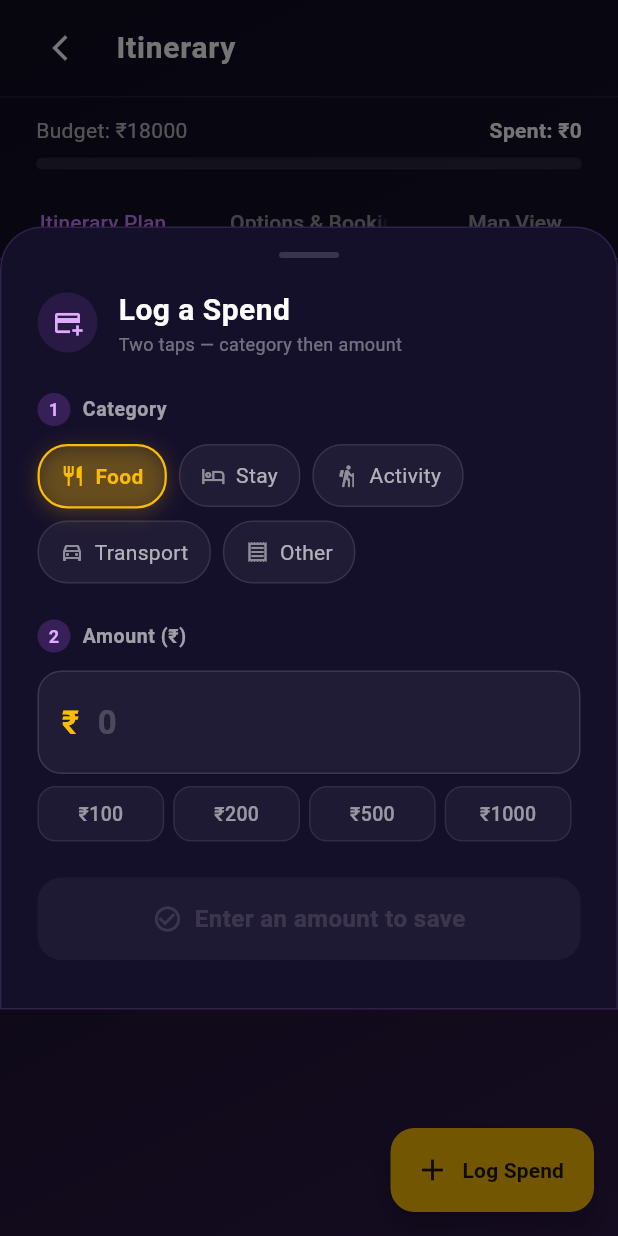
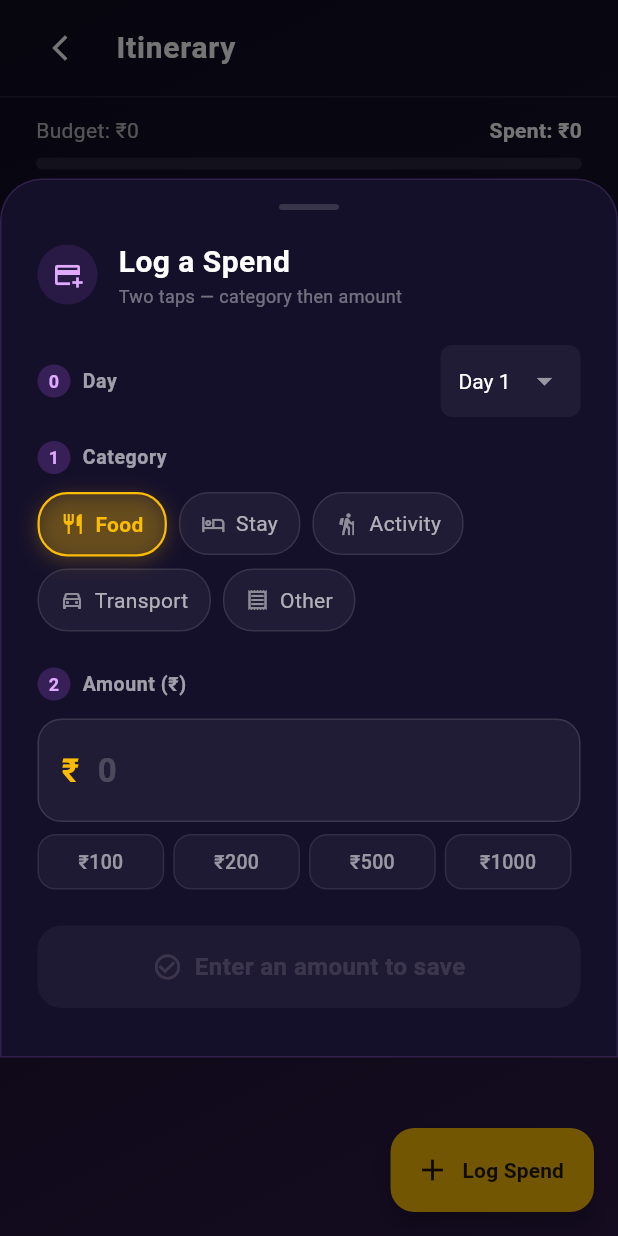
Before and after one commit to AasthaSudan/solo_step, a Flutter app: the ItineraryViewScreen screen opened directly with empty values, after a tap on "Log Spend", on a phone screen of 412 x 824 dp. Run offline on Flutter 3.47's test engine with Material 3 defaults, Android fonts, the phone set to English and light mode, and no system bars; our stand-ins replace cloud_firestore, firebase_auth, firebase_core, flutter_dotenv, flutter_map, flutter_riverpod and 6 more; accounts and stored records are empty; generated files the repository leaves out were written again.

Commit message:
budget tracker advancing

```diff
--- a/lib/features/budget/domain/entities/budget_summary.dart
+++ b/lib/features/budget/domain/entities/budget_summary.dart
@@ -1,11 +1,13 @@
 class BudgetSummary {
   final int totalBudgetInr;
+  final int durationDays;
   final int dailyTargetInr;     // totalBudget / durationDays
   final int spentInr;           // sum of logged expenses
   final int estimatedToDateInr; // sum of estCostInr for elapsed days
 
   const BudgetSummary({
     required this.totalBudgetInr,
+    required this.durationDays,
     required this.dailyTargetInr,
     required this.spentInr,
     required this.estimatedToDateInr,
--- a/lib/features/budget/domain/repositories/expense_repository.dart
+++ b/lib/features/budget/domain/repositories/expense_repository.dart
@@ -6,4 +6,5 @@
   Stream<List<Expense>> watchExpenses(String tripId);
   Future<void> syncPending(); // Mapped to Firestore, though not implemented in Fake
   Future<BudgetSummary> summaryFor(String tripId);
+  Future<void> setTripBudget(String tripId, int budgetInr);
 }
--- a/lib/features/budget/presentation/widgets/log_spend_sheet.dart
+++ b/lib/features/budget/presentation/widgets/log_spend_sheet.dart
@@ -14,8 +14,9 @@
 /// `budgetProvider.logSpend(...)` in Layer 2+.
 void showLogSpendSheet(
   BuildContext context, {
-  required void Function(SpendCategory category, int amountInr) onSave,
+  required void Function(SpendCategory category, int amountInr, int day) onSave,
   SpendCategory initialCategory = SpendCategory.food,
+  int durationDays = 1,
 }) {
   showModalBottomSheet(
     context: context,
@@ -23,7 +24,11 @@
     backgroundColor: Colors.transparent,
     // Ensure the sheet is not dismissed accidentally mid-entry
     isDismissible: true,
-    builder: (_) => _LogSpendSheet(onSave: onSave, initialCategory: initialCategory),
+    builder: (_) => _LogSpendSheet(
+      onSave: onSave,
+      initialCategory: initialCategory,
+      durationDays: durationDays,
+    ),
   );
 }
 
@@ -32,10 +37,15 @@
 // ---------------------------------------------------------------------------
 
 class _LogSpendSheet extends StatefulWidget {
-  final void Function(SpendCategory category, int amountInr) onSave;
+  final void Function(SpendCategory category, int amountInr, int day) onSave;
   final SpendCategory initialCategory;
+  final int durationDays;
 
-  const _LogSpendSheet({required this.onSave, this.initialCategory = SpendCategory.food});
+  const _LogSpendSheet({
+    required this.onSave,
+    this.initialCategory = SpendCategory.food,
+    this.durationDays = 1,
+  });
 
   @override
   State<_LogSpendSheet> createState() => _LogSpendSheetState();
@@ -43,6 +53,7 @@
 
 class _LogSpendSheetState extends State<_LogSpendSheet> {
   late SpendCategory _selected;
+  int _selectedDay = 1;
   final TextEditingController _amountCtrl = TextEditingController();
   bool _hasAmount = false;
 
@@ -73,7 +84,7 @@
   void _save() {
     if (!_canSave) return;
     Navigator.of(context).pop();
-    widget.onSave(_selected, _parsedAmount!);
+    widget.onSave(_selected, _parsedAmount!, _selectedDay);
   }
 
   @override
@@ -153,6 +164,46 @@
                   ],
                 ),
                 const SizedBox(height: 24),
+
+                // ── Step 0 label (Day) ──────────────────────────────────────────
+                if (widget.durationDays > 0) ...[
+                  Row(
+                    children: [
+                      _StepLabel(step: '0', label: 'Day', textScale: textScale),
+                      const Spacer(),
+                      Container(
+                        padding: const EdgeInsets.symmetric(horizontal: 12),
+                        decoration: BoxDecoration(
+                          color: const Color.fromRGBO(255, 255, 255, 0.05),
+                          borderRadius: BorderRadius.circular(8),
+                        ),
+                        child: DropdownButtonHideUnderline(
+                          child: DropdownButton<int>(
+                            value: _selectedDay,
+                            dropdownColor: const Color(0xFF15102A),
+                            icon: const Icon(Icons.arrow_drop_down, color: Colors.white54),
+                            style: TextStyle(color: Colors.white, fontSize: 14 * textScale),
+                            items: [
+                              DropdownMenuItem<int>(
+                                value: 0,
+                                child: Text('Pre-trip'),
+                              ),
+                              for (int i = 1; i <= widget.durationDays; i++)
+                                DropdownMenuItem<int>(
+                                  value: i,
+                                  child: Text('Day $i'),
+                                ),
+                            ],
+                            onChanged: (v) {
+                              if (v != null) setState(() => _selectedDay = v);
+                            },
+                          ),
+                        ),
+                      ),
+                    ],
+                  ),
+                  const SizedBox(height: 16),
+                ],
 
                 // ── Step 1 label ──────────────────────────────────────────
                 _StepLabel(step: '1', label: 'Category', textScale: textScale),
--- a/lib/features/itinerary/presentation/screens/itinerary_view_screen.dart
+++ b/lib/features/itinerary/presentation/screens/itinerary_view_screen.dart
@@ -9,6 +9,7 @@
 import '../../../../features/budget/presentation/providers/budget_provider.dart';
 import '../../../../features/budget/presentation/widgets/log_spend_sheet.dart';
 import '../../../../features/budget/domain/entities/expense.dart';
+import '../../../../features/budget/presentation/screens/budget_dashboard_view.dart';
 import '../widgets/booking_options_view.dart';
 import '../widgets/itinerary_map_view.dart';
 
@@ -17,11 +18,13 @@
 class ItineraryViewScreen extends ConsumerStatefulWidget {
   final String tripId;
   final String destinationName;
+  final int initialTabIndex;
 
   const ItineraryViewScreen({
     super.key,
     required this.tripId,
     required this.destinationName,
+    this.initialTabIndex = 0,
   });
 
   @override
@@ -36,7 +39,7 @@
   void initState() {
     super.initState();
     WidgetsBinding.instance.addObserver(this);
-    _tabController = TabController(length: 3, vsync: this);
+    _tabController = TabController(length: 4, vsync: this, initialIndex: widget.initialTabIndex);
     WidgetsBinding.instance.addPostFrameCallback((_) {
       if (widget.tripId == 'new') {
         ref.read(itineraryProvider.notifier).generateItinerary(widget.destinationName);
@@ -63,8 +66,8 @@
         showLogSpendSheet(
           context,
           initialCategory: category,
-          onSave: (cat, amountInr) {
-            ref.read(budgetProvider(widget.tripId).notifier).logSpend(cat, amountInr);
+          onSave: (cat, amountInr, day) {
+            ref.read(budgetProvider(widget.tripId).notifier).logSpend(cat, amountInr, day: day);
             ScaffoldMessenger.of(context).showSnackBar(
               SnackBar(content: Text('Logged ₹$amountInr for ${cat.label}')),
             );
@@ -346,6 +349,7 @@
                     Tab(text: 'Itinerary Plan'),
                     Tab(text: 'Options & Booking'),
                     Tab(text: 'Map View'),
+                    Tab(text: 'Budget'),
                   ],
                 ),
               if (!isLoading && !hasError) const SizedBox(height: 8),
@@ -413,6 +417,7 @@
                                   ItineraryMapView(
                                     activities: asyncItinerary.value!.days.expand((d) => d.activities).toList(),
                                   ),
+                                  BudgetDashboardView(tripId: widget.tripId),
                                 ],
                               ),
                   ),
@@ -501,8 +506,8 @@
               onPressed: () {
                 showLogSpendSheet(
                   context,
-                  onSave: (category, amountInr) {
-                    ref.read(budgetProvider(widget.tripId).notifier).logSpend(category, amountInr);
+                  onSave: (category, amountInr, day) {
+                    ref.read(budgetProvider(widget.tripId).notifier).logSpend(category, amountInr, day: day);
                     ScaffoldMessenger.of(context).showSnackBar(
                       SnackBar(content: Text('Logged ₹$amountInr for ${category.label}')),
                     );
```
Also changed, not shown: lib/core/router/app_router.dart (+6 -1 lines), lib/features/budget/data/repositories/firestore_expense_repository_impl.dart (+42 -9 lines), lib/features/budget/presentation/providers/budget_provider.dart (+14 -2 lines), lib/features/budget/presentation/screens/budget_dashboard_view.dart (added, +366 -0 lines), lib/features/home/presentation/screens/home_screen.dart (+5 -12 lines).
